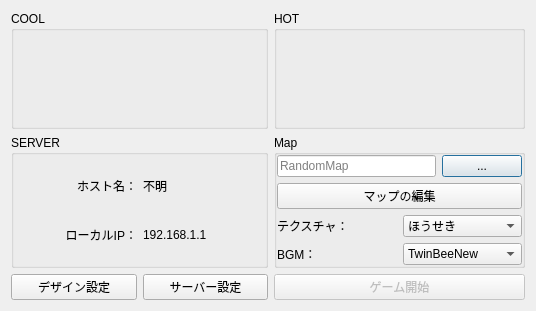
U15-Ichinoseki/U15-server, file src/startupdialog.ui: the form before one commit.
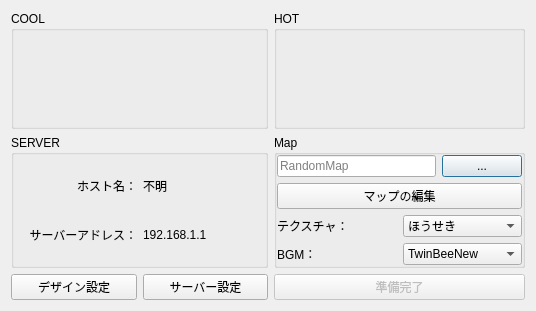
The form after the commit. Custom widgets are drawn as their Qt base class.

```diff
--- a/src/startupdialog.ui
+++ b/src/startupdialog.ui
@@ -158,7 +158,7 @@
         <string>&lt;html&gt;&lt;head/&gt;&lt;body&gt;&lt;p&gt;ゲームを開始します。&lt;/p&gt;&lt;p&gt;COOLとHOTが両方とも接続されている、&lt;/p&gt;&lt;p&gt;または「自動くん」「ManualClient」に設定されている必要があります。&lt;/p&gt;&lt;/body&gt;&lt;/html&gt;</string>
        </property>
        <property name="text">
-        <string>ゲーム開始</string>
+        <string>準備完了</string>
        </property>
       </widget>
      </item>
@@ -209,7 +209,7 @@
           <item row="1" column="0">
            <widget class="QLabel" name="label_4">
             <property name="text">
-             <string>ローカルIP：</string>
+             <string>サーバーアドレス：</string>
             </property>
             <property name="alignment">
              <set>Qt::AlignRight|Qt::AlignTrailing|Qt::AlignVCenter</set>
```
Left out of the diff: 15 changed lines with no effect on the pictures.
